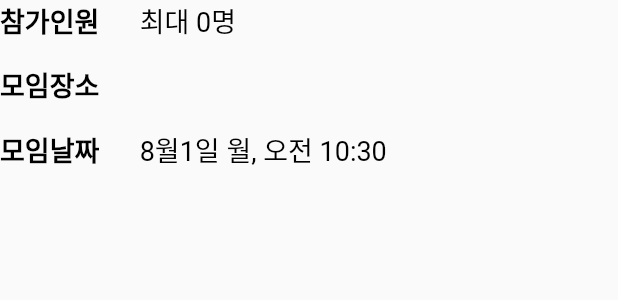
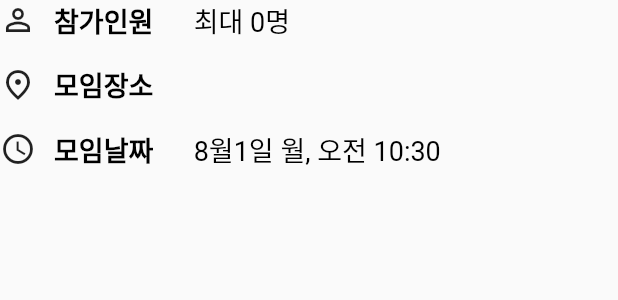
Before and after one commit to EvilStorm/OneDayMate-Flutter, a Flutter app: the MatingTimeSection widget shown alone on an empty page, opened directly with empty values, on a phone screen of 412 x 824 dp. Shown: the top 300 px of the screen. Run offline on Flutter 3.47's test engine with Material 2 defaults, Android fonts, the phone set to English and light mode, and no system bars; our stand-ins replace cached_network_image, carousel_slider, expandable, firebase_auth, firebase_core, firebase_messaging and 14 more; missing offline and left inert: flutter_facebook_auth, http_interceptor, kakao_flutter_sdk_user; accounts and stored records are empty; statements that could not run were skipped; project files that could hold a hidden picture were left out.

```diff
--- a/lib/screens/detail/widgets/detail_mating_time.dart
+++ b/lib/screens/detail/widgets/detail_mating_time.dart
@@ -19,29 +19,40 @@ class MatingTimeSection extends StatelessWidget {
     return Column(
       crossAxisAlignment: CrossAxisAlignment.start,
       children: [
-        basicInfo(context, '참가인원', '최대 $maxMember명'),
+        basicInfo(context, Icons.person_outline, '참가인원', '최대 $maxMember명'),
         const SizedBox(
           height: Constants.sapceGap * 4,
         ),
-        basicInfo(context, '모임장소', location),
+        basicInfo(context, Icons.place_outlined, '모임장소', location),
         const SizedBox(
           height: Constants.sapceGap * 4,
         ),
-        basicInfo(context, '모임날짜', AboutDate.dateForMate_Detail.format(date)),
+        basicInfo(context, Icons.schedule_outlined, '모임날짜',
+            AboutDate.dateForMate_Detail.format(date)),
       ],
     );
   }
 
-  Text basicInfo(BuildContext context, String title, String info) {
-    return Text.rich(
+  Row basicInfo(
+      BuildContext context, IconData icon, String title, String info) {
+    return Row(
+      children: [
+        Icon(icon),
+        const SizedBox(
+          width: Constants.sapceGap * 3,
+        ),
+        Text.rich(
           TextSpan(
             text: title,
             style: Theme.of(context).textTheme.headline5,
             children: [
               TextSpan(text: "      "),
-          TextSpan(text: info, style: Theme.of(context).textTheme.bodyText1),
+              TextSpan(
+                  text: info, style: Theme.of(context).textTheme.bodyText1),
             ],
           ),
+        ),
+      ],
     );
   }
 }
```
Also changed, not shown: lib/screens/components/detail_like_button.dart (added, +47 -0 lines), lib/screens/detail/screen_detail.dart (+60 -7 lines). Lines whose indentation alone changed are shown as unchanged.
